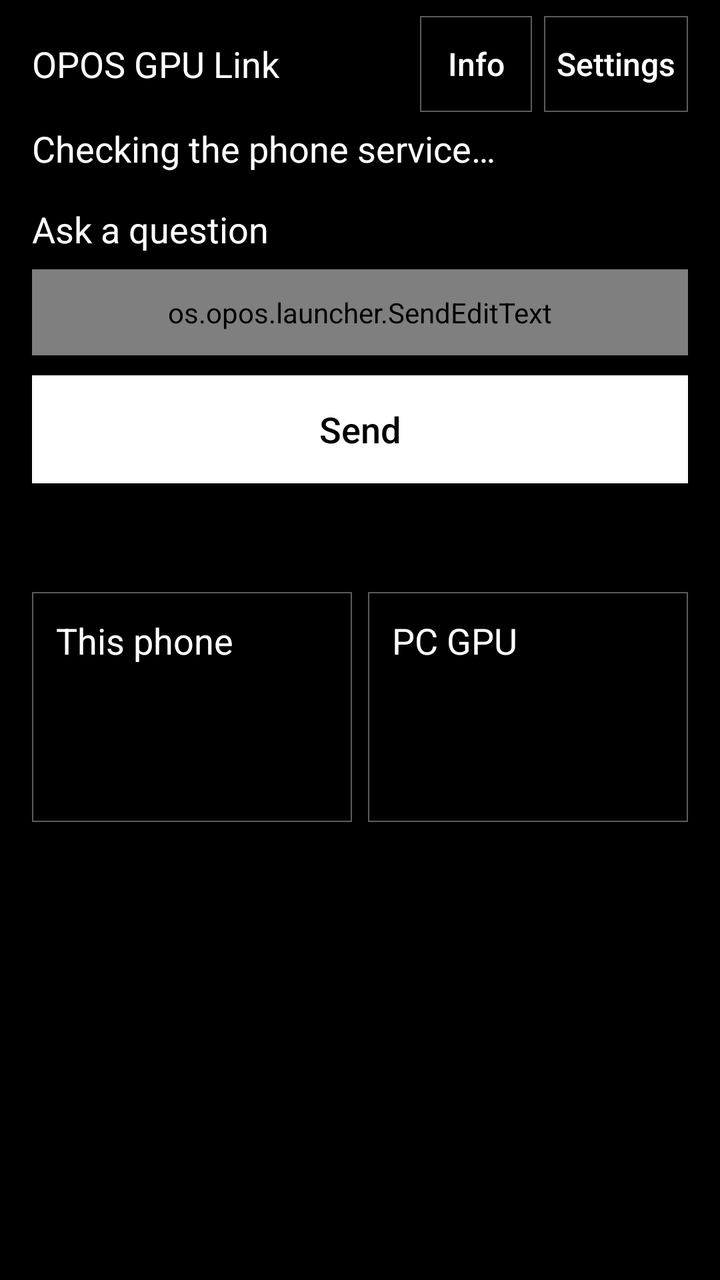
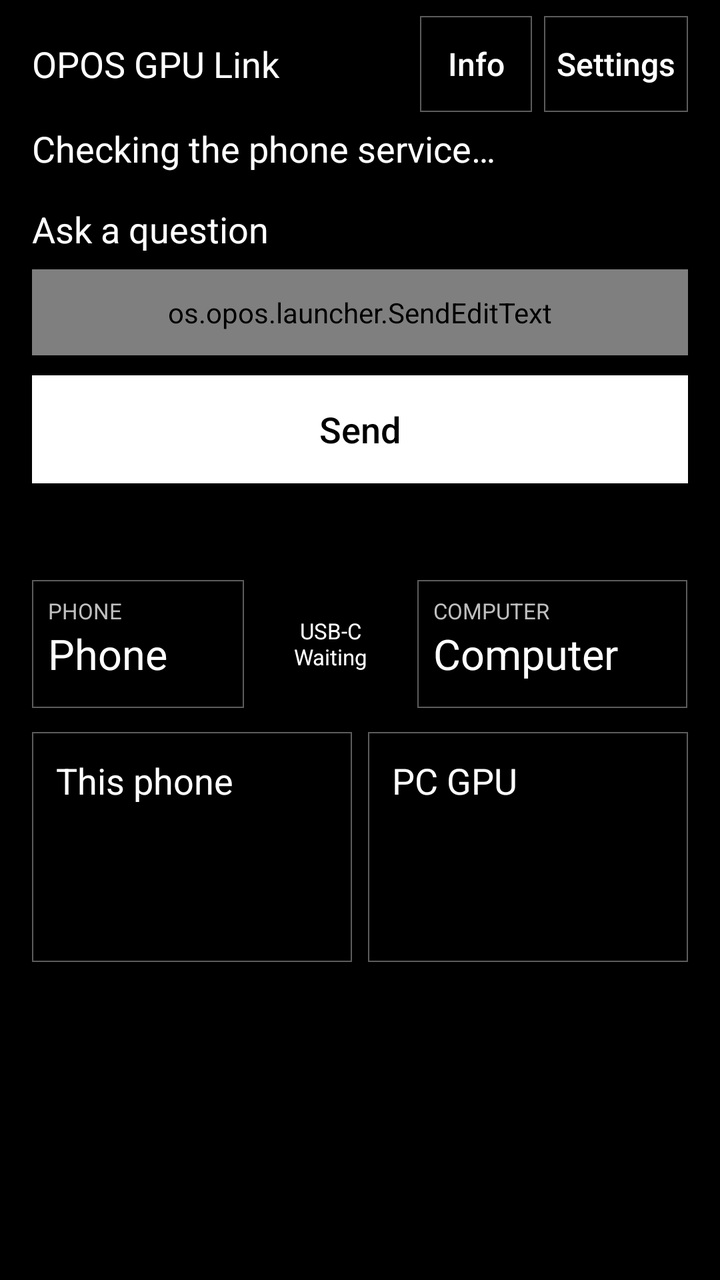

Before-and-after screenshots of an Android layout around one commit, followed by the original layout XML and the change that was made.
<!-- AndroidManifest.xml: application theme OposTheme -->
<!-- res/layout/models.xml -->
<?xml version="1.0" encoding="utf-8"?>
<FrameLayout xmlns:android="http://schemas.android.com/apk/res/android"
    android:id="@+id/root"
    android:layout_width="match_parent"
    android:layout_height="match_parent"
    android:background="@color/newspaper_paper">

    <LinearLayout
        android:id="@+id/screen"
        android:layout_width="match_parent"
        android:layout_height="match_parent"
        android:background="@color/newspaper_paper"
        android:orientation="vertical">

    <LinearLayout
        android:id="@+id/header"
        android:layout_width="match_parent"
        android:layout_height="wrap_content"
        android:gravity="center_vertical"
        android:orientation="horizontal"
        android:paddingStart="16dp"
        android:paddingTop="8dp"
        android:paddingEnd="16dp">

        <TextView
            android:id="@+id/title"
            android:layout_width="0dp"
            android:layout_height="wrap_content"
            android:layout_weight="1"
            android:accessibilityHeading="true"
            android:text="@string/app_name"
            android:textColor="@color/newspaper_ink"
            android:textSize="18sp"
                    />

        <Button
            android:id="@+id/info"
            android:layout_width="wrap_content"
            android:layout_height="48dp"
            android:minWidth="56dp"
            android:background="@drawable/newspaper_outline"
            android:contentDescription="@string/info_description"
            android:text="@string/info"
            android:textAllCaps="false"
            android:textColor="@color/newspaper_ink"
            android:textSize="16sp" />

        <Button
            android:id="@+id/settings"
            android:layout_width="wrap_content"
            android:layout_height="48dp"
            android:minWidth="72dp"
            android:layout_marginStart="6dp"
            android:background="@drawable/newspaper_outline"
            android:contentDescription="@string/settings_description"
            android:text="@string/settings"
            android:textAllCaps="false"
            android:textColor="@color/newspaper_ink"
            android:textSize="16sp" />
    </LinearLayout>

    <TextView
        android:id="@+id/connection"
        android:layout_width="match_parent"
        android:layout_height="wrap_content"
        android:accessibilityLiveRegion="polite"
        android:paddingStart="16dp"
        android:paddingTop="6dp"
        android:paddingEnd="16dp"
        android:paddingBottom="8dp"
        android:text="@string/connecting"
        android:textColor="@color/newspaper_ink"
        android:textSize="18sp" />

    <LinearLayout
        android:id="@+id/composer"
        android:layout_width="match_parent"
        android:layout_height="wrap_content"
        android:orientation="vertical"
        android:paddingStart="16dp"
        android:paddingTop="8dp"
        android:paddingEnd="16dp"
        android:paddingBottom="10dp">

        <TextView
            android:id="@+id/question_label"
            android:layout_width="match_parent"
            android:layout_height="wrap_content"
            android:labelFor="@id/prompt"
            android:text="@string/question_label"
            android:textColor="@color/newspaper_ink"
            android:textSize="18sp"
                    />

        <LinearLayout
            android:id="@+id/input_row"
            android:layout_width="match_parent"
            android:layout_height="wrap_content"
            android:orientation="vertical">

        <os.opos.launcher.SendEditText
            android:id="@+id/prompt"
            android:layout_width="match_parent"
            android:layout_height="wrap_content"
            android:layout_marginTop="8dp"
            android:background="@drawable/newspaper_panel"
            android:gravity="top|start"
            android:hint="@string/question_hint"
            android:imeOptions="actionSend|flagNoExtractUi"
            android:inputType="textCapSentences|textMultiLine"
            android:maxLines="5"
            android:minLines="2"
            android:padding="12dp"
            android:textColor="@color/newspaper_ink"
            android:textColorHint="@color/newspaper_ink"
            android:textSize="18sp" />

        <Button
            android:id="@+id/ask"
            android:layout_width="match_parent"
            android:layout_height="54dp"
            android:layout_marginTop="10dp"
            android:background="@drawable/newspaper_primary"
            android:text="@string/send"
            android:textAllCaps="false"
            android:textColor="@color/newspaper_paper"
            android:textSize="18sp"
                    />

        <Button
            android:id="@+id/stop"
            android:layout_width="match_parent"
            android:layout_height="54dp"
            android:layout_marginTop="10dp"
            android:background="@drawable/newspaper_outline"
            android:text="@string/stop"
            android:textAllCaps="false"
            android:textColor="@color/newspaper_ink"
            android:textSize="18sp"
                    android:visibility="gone" />

        <Button
            android:id="@+id/reconnect"
            android:layout_width="match_parent"
            android:layout_height="54dp"
            android:layout_marginTop="10dp"
            android:background="@drawable/newspaper_primary"
            android:text="@string/reconnect"
            android:textAllCaps="false"
            android:textColor="@color/newspaper_paper"
            android:textSize="18sp"
                    android:visibility="gone" />

        <TextView
            android:id="@+id/reset_ask_copy"
            android:layout_width="match_parent"
            android:layout_height="wrap_content"
            android:layout_marginTop="10dp"
            android:text="@string/reset_ask_copy"
            android:textColor="@color/newspaper_ink"
            android:textSize="18sp"
            android:visibility="gone" />

        <Button
            android:id="@+id/reset_ask"
            android:layout_width="match_parent"
            android:layout_height="48dp"
            android:layout_marginTop="8dp"
            android:background="@drawable/newspaper_outline"
            android:text="@string/reset_ask"
            android:textAllCaps="false"
            android:textColor="@color/newspaper_ink"
            android:textSize="18sp"
            android:visibility="gone" />

        </LinearLayout>
    </LinearLayout>

    <TextView
        android:id="@+id/error"
        android:layout_width="match_parent"
        android:layout_height="wrap_content"
        android:accessibilityLiveRegion="polite"
        android:paddingStart="16dp"
        android:paddingEnd="16dp"
        android:textColor="@color/newspaper_ink"
        android:textSize="18sp" />

    <FrameLayout
        android:id="@+id/results_stage"
        android:layout_width="match_parent"
        android:layout_height="0dp"
        android:layout_weight="1">

    <ScrollView
        android:id="@+id/results_scroll"
        android:layout_width="match_parent"
        android:layout_height="match_parent"
        android:clipToPadding="false"
        android:fillViewport="false">

        <LinearLayout
            android:id="@+id/content"
            android:layout_width="match_parent"
            android:layout_height="wrap_content"
            android:orientation="vertical"
            android:paddingStart="16dp"
            android:paddingTop="8dp"
            android:paddingEnd="16dp"
            android:paddingBottom="24dp">

            <LinearLayout
                android:id="@+id/pairing_closed"
                android:layout_width="match_parent"
                android:layout_height="wrap_content"
                android:background="@drawable/newspaper_panel"
                android:orientation="vertical"
                android:padding="16dp"
                android:visibility="gone">

                <TextView
                    android:id="@+id/pairing_closed_header"
                    android:layout_width="match_parent"
                    android:layout_height="wrap_content"
                    android:accessibilityHeading="true"
                    android:text="@string/pairing_closed_title"
                    android:textColor="@color/newspaper_ink"
                    android:textSize="18sp" />

                <TextView
                    android:id="@+id/pairing_closed_text"
                    android:layout_width="match_parent"
                    android:layout_height="wrap_content"
                    android:layout_marginTop="8dp"
                    android:text="@string/pairing_closed"
                    android:textColor="@color/newspaper_ink"
                    android:textSize="18sp" />

                <Button
                    android:id="@+id/reopen_pc"
                    android:layout_width="match_parent"
                    android:layout_height="52dp"
                    android:layout_marginTop="12dp"
                    android:background="@drawable/newspaper_primary"
                    android:text="@string/reopen_pc"
                    android:textAllCaps="false"
                    android:textColor="@color/newspaper_paper"
                    android:textSize="18sp" />
            </LinearLayout>

            <TextView
                android:id="@+id/question"
                android:layout_width="match_parent"
                android:layout_height="wrap_content"
                android:layout_marginTop="12dp"
                android:accessibilityHeading="true"
                android:textColor="@color/newspaper_ink"
                android:textSize="18sp"
                    android:visibility="gone" />

            <LinearLayout
                android:id="@+id/answers"
                android:layout_width="match_parent"
                android:layout_height="wrap_content"
                android:layout_marginTop="12dp"
                android:orientation="horizontal">

                <LinearLayout
                    android:id="@+id/phone_card"
                    android:layout_width="0dp"
                    android:layout_height="wrap_content"
                    android:layout_weight="1"
                    android:background="@drawable/newspaper_panel"
                    android:orientation="vertical"
                    android:padding="12dp">

                    <TextView
                        android:layout_width="match_parent"
                        android:layout_height="wrap_content"
                        android:accessibilityHeading="true"
                        android:text="@string/phone_heading"
                        android:textColor="@color/newspaper_ink"
                        android:textSize="18sp"
                    />

                    <TextView
                        android:id="@+id/phone_state"
                        android:layout_width="match_parent"
                        android:layout_height="wrap_content"
                        android:layout_marginTop="8dp"
                        android:accessibilityLiveRegion="polite"
                        android:textColor="@color/newspaper_ink"
                        android:textSize="18sp"
                    />

                    <TextView
                        android:id="@+id/phone_answer"
                        android:layout_width="match_parent"
                        android:layout_height="wrap_content"
                        android:layout_marginTop="10dp"
                        android:textColor="@color/newspaper_ink"
                        android:textIsSelectable="true"
                        android:textSize="18sp" />
                </LinearLayout>

                <LinearLayout
                    android:id="@+id/gpu_card"
                    android:layout_width="0dp"
                    android:layout_height="wrap_content"
                    android:layout_marginStart="8dp"
                    android:layout_weight="1"
                    android:background="@drawable/newspaper_panel"
                    android:orientation="vertical"
                    android:padding="12dp">

                    <TextView
                        android:id="@+id/gpu_heading"
                        android:layout_width="match_parent"
                        android:layout_height="wrap_content"
                        android:accessibilityHeading="true"
                        android:text="@string/gpu_heading"
                        android:textColor="@color/newspaper_ink"
                        android:textSize="18sp"
                    />

                    <TextView
                        android:id="@+id/gpu_state"
                        android:layout_width="match_parent"
                        android:layout_height="wrap_content"
                        android:layout_marginTop="8dp"
                        android:accessibilityLiveRegion="polite"
                        android:textColor="@color/newspaper_ink"
                        android:textSize="18sp"
                    />

                    <TextView
                        android:id="@+id/gpu_answer"
                        android:layout_width="match_parent"
                        android:layout_height="wrap_content"
                        android:layout_marginTop="10dp"
                        android:textColor="@color/newspaper_ink"
                        android:textIsSelectable="true"
                        android:textSize="18sp" />
                </LinearLayout>
            </LinearLayout>

            <Button
                android:id="@+id/retry"
                android:layout_width="match_parent"
                android:layout_height="52dp"
                android:layout_marginTop="12dp"
                android:background="@drawable/newspaper_outline"
                android:text="@string/try_again"
                android:textAllCaps="false"
                android:textColor="@color/newspaper_ink"
                android:textSize="18sp"
                android:visibility="gone" />
        </LinearLayout>
    </ScrollView>
    </FrameLayout>
    </LinearLayout>

    <LinearLayout
        android:id="@+id/pairing"
        android:layout_width="match_parent"
        android:layout_height="match_parent"
        android:background="@color/newspaper_paper"
        android:clickable="true"
        android:focusable="true"
        android:orientation="vertical"
        android:visibility="gone">

        <ScrollView
            android:id="@+id/pairing_scroll"
            android:layout_width="match_parent"
            android:layout_height="0dp"
            android:layout_weight="1"
            android:fillViewport="true">

            <LinearLayout
                android:id="@+id/pairing_body"
                android:layout_width="match_parent"
                android:layout_height="wrap_content"
                android:gravity="center_horizontal"
                android:orientation="vertical"
                android:padding="24dp">

                <TextView
                    android:id="@+id/pairing_header"
                    android:layout_width="match_parent"
                    android:layout_height="wrap_content"
                    android:accessibilityHeading="true"
                    android:gravity="center_horizontal"
                    android:text="@string/pairing_title"
                    android:textColor="@color/newspaper_ink"
                    android:textSize="21sp" />

                <TextView
                    android:id="@+id/pairing_text"
                    android:layout_width="match_parent"
                    android:layout_height="wrap_content"
                    android:layout_marginTop="12dp"
                    android:gravity="center_horizontal"
                    android:textColor="@color/newspaper_ink"
                    android:textSize="18sp" />

                <TextView
                    android:id="@+id/pairing_code_label"
                    android:layout_width="match_parent"
                    android:layout_height="wrap_content"
                    android:layout_marginTop="24dp"
                    android:gravity="center_horizontal"
                    android:text="@string/pairing_code_label"
                    android:textColor="@color/newspaper_ink"
                    android:textSize="11sp" />

                <TextView
                    android:id="@+id/pairing_code"
                    android:layout_width="match_parent"
                    android:layout_height="wrap_content"
                    android:layout_marginTop="8dp"
                    android:fontFeatureSettings="tnum"
                    android:gravity="center"
                    android:importantForAccessibility="yes"
                    android:letterSpacing="0.08"
                    android:textColor="@color/newspaper_ink"
                    android:textSize="56sp" />

                <TextView
                    android:id="@+id/pairing_countdown"
                    android:layout_width="match_parent"
                    android:layout_height="wrap_content"
                    android:layout_marginTop="8dp"
                    android:gravity="center"
                    android:textColor="@color/newspaper_ink"
                    android:textSize="18sp" />

                <TextView
                    android:id="@+id/pairing_disclosure"
                    android:layout_width="match_parent"
                    android:layout_height="wrap_content"
                    android:layout_marginTop="20dp"
                    android:gravity="center_horizontal"
                    android:text="@string/pairing_disclosure"
                    android:textColor="@color/newspaper_ink"
                    android:textSize="18sp" />
            </LinearLayout>
        </ScrollView>

        <LinearLayout
            android:id="@+id/pairing_actions"
            android:layout_width="match_parent"
            android:layout_height="wrap_content"
            android:orientation="vertical"
            android:paddingStart="24dp"
            android:paddingTop="8dp"
            android:paddingEnd="24dp"
            android:paddingBottom="24dp">

            <Button
                android:id="@+id/allow_pc"
                android:layout_width="match_parent"
                android:layout_height="wrap_content"
                android:minHeight="72dp"
                android:background="@drawable/newspaper_primary"
                android:text="@string/allow_pc"
                android:textAllCaps="false"
                android:textColor="@color/newspaper_paper"
                android:textSize="21sp" />

            <Button
                android:id="@+id/deny_pc"
                android:layout_width="match_parent"
                android:layout_height="wrap_content"
                android:minHeight="48dp"
                android:layout_marginTop="8dp"
                android:background="@drawable/newspaper_outline"
                android:text="@string/not_now"
                android:textAllCaps="false"
                android:textColor="@color/newspaper_ink"
                android:textSize="16sp" />
        </LinearLayout>
    </LinearLayout>
</FrameLayout>
<!-- resources referenced by this layout -->
<resources>
  <color name="newspaper_ink">#FFFFFF</color>
  <color name="newspaper_paper">#000000</color>
  <!-- drawable newspaper_outline (drawable) -->
  <shape xmlns:android="http://schemas.android.com/apk/res/android" android:shape="rectangle">
      <solid android:color="@color/newspaper_paper" />
      <stroke android:width="0.5dp" android:color="@color/newspaper_stroke" />
  </shape>
  <!-- drawable newspaper_panel (drawable) -->
  <shape xmlns:android="http://schemas.android.com/apk/res/android" android:shape="rectangle">
      <solid android:color="@color/newspaper_paper" />
      <stroke android:width="0.5dp" android:color="@color/newspaper_stroke" />
  </shape>
  <!-- drawable newspaper_primary (drawable) -->
  <shape xmlns:android="http://schemas.android.com/apk/res/android" android:shape="rectangle">
      <solid android:color="@color/newspaper_ink" />
  </shape>
  <string name="allow_pc">Allow this PC</string>
  <string name="app_name">OPOS GPU Link</string>
  <string name="connecting">Checking the phone service…</string>
  <string name="gpu_heading">PC GPU</string>
  <string name="info">Info</string>
  <string name="info_description">Show GPU Link information</string>
  <string name="not_now">Not now</string>
  <string name="pairing_closed">New PC requests are paused. You can allow pairing again.</string>
  <string name="pairing_closed_title">Pairing requests closed</string>
  <string name="pairing_code_label">Pairing code</string>
  <string name="pairing_disclosure">If allowed, this PC can see what you ask the GPU model and keeps a copy of the model file.</string>
  <string name="pairing_title">Pair this PC?</string>
  <string name="phone_heading">This phone</string>
  <string name="question_hint">Ask the models…</string>
  <string name="question_label">Ask a question</string>
  <string name="reconnect">Reconnect</string>
  <string name="reopen_pc">Allow pairing again</string>
  <string name="reset_ask">Reset</string>
  <string name="reset_ask_copy">An earlier Send may still be running on the phone. When available, Send or Try again checks its status. Reset clears only this screen’s tracking; it does not cancel that work.</string>
  <string name="send">Send</string>
  <string name="settings">Settings</string>
  <string name="settings_description">Show typography and theme settings</string>
  <string name="stop">Stop</string>
  <string name="try_again">Try again</string>
  <style name="OposTheme" parent="@android:style/Theme.Material.NoActionBar">
          <item name="android:colorAccent">@color/newspaper_ink</item>
          <item name="android:windowBackground">@color/newspaper_paper</item>
          <item name="android:textColorPrimary">@color/newspaper_ink</item>
          <item name="android:textColorSecondary">@color/newspaper_ink</item>
          <item name="android:textColorHint">@color/newspaper_ink</item>
          <item name="android:colorControlNormal">@color/newspaper_ink</item>
          <item name="android:colorControlActivated">@color/newspaper_ink</item>
          <item name="android:statusBarColor">@color/newspaper_paper</item>
          <item name="android:navigationBarColor">@color/newspaper_paper</item>
          <item name="android:windowLightStatusBar">false</item>
          <item name="android:windowLightNavigationBar">false</item>
      </style>
  <color name="newspaper_stroke">#5C5C5C</color>
</resources>

<!-- the commit's change to res/layout/models.xml (unified diff, before → after) -->
@@ -246,6 +246,84 @@
                     android:textAllCaps="false"
                     android:textColor="@color/newspaper_paper"
                     android:textSize="18sp" />
+            </LinearLayout>
+
+            <LinearLayout
+                android:id="@+id/device_band"
+                android:layout_width="match_parent"
+                android:layout_height="wrap_content"
+                android:layout_marginTop="6dp"
+                android:accessibilityLiveRegion="polite"
+                android:importantForAccessibility="yes"
+                android:orientation="horizontal">
+
+                <LinearLayout
+                    android:id="@+id/device_phone"
+                    android:layout_width="0dp"
+                    android:layout_height="wrap_content"
+                    android:layout_weight="1.1"
+                    android:background="@drawable/newspaper_panel"
+                    android:importantForAccessibility="no"
+                    android:minHeight="64dp"
+                    android:orientation="vertical"
+                    android:padding="8dp">
+
+                    <TextView
+                        android:id="@+id/device_phone_kicker"
+                        android:layout_width="match_parent"
+                        android:layout_height="wrap_content"
+                        android:text="PHONE"
+                        android:textColor="@color/you_asked_label"
+                        android:textSize="11sp" />
+
+                    <TextView
+                        android:id="@+id/device_phone_name"
+                        android:layout_width="match_parent"
+                        android:layout_height="wrap_content"
+                        android:text="Phone"
+                        android:textColor="@color/newspaper_ink"
+                        android:textSize="21sp" />
+                </LinearLayout>
+
+                <TextView
+                    android:id="@+id/device_link"
+                    android:layout_width="0dp"
+                    android:layout_height="wrap_content"
+                    android:layout_gravity="center_vertical"
+                    android:layout_weight="0.9"
+                    android:gravity="center"
+                    android:importantForAccessibility="no"
+                    android:text="USB-C\nWaiting"
+                    android:textColor="@color/newspaper_ink"
+                    android:textSize="11sp" />
+
+                <LinearLayout
+                    android:id="@+id/device_computer"
+                    android:layout_width="0dp"
+                    android:layout_height="wrap_content"
+                    android:layout_weight="1.4"
+                    android:background="@drawable/newspaper_panel"
+                    android:importantForAccessibility="no"
+                    android:minHeight="64dp"
+                    android:orientation="vertical"
+                    android:padding="8dp">
+
+                    <TextView
+                        android:id="@+id/device_computer_kicker"
+                        android:layout_width="match_parent"
+                        android:layout_height="wrap_content"
+                        android:text="COMPUTER"
+                        android:textColor="@color/you_asked_label"
+                        android:textSize="11sp" />
+
+                    <TextView
+                        android:id="@+id/device_computer_name"
+                        android:layout_width="match_parent"
+                        android:layout_height="wrap_content"
+                        android:text="Computer"
+                        android:textColor="@color/newspaper_ink"
+                        android:textSize="21sp" />
+                </LinearLayout>
             </LinearLayout>
 
             <TextView
<!-- resource entries referenced after the edit -->
@@ -2,6 +2,7 @@
 <resources>
   <color name="newspaper_ink">#FFFFFF</color>
   <color name="newspaper_paper">#000000</color>
+  <color name="you_asked_label">#BFBFBF</color>
   <!-- drawable newspaper_outline (drawable) -->
   <shape xmlns:android="http://schemas.android.com/apk/res/android" android:shape="rectangle">
       <solid android:color="@color/newspaper_paper" />
